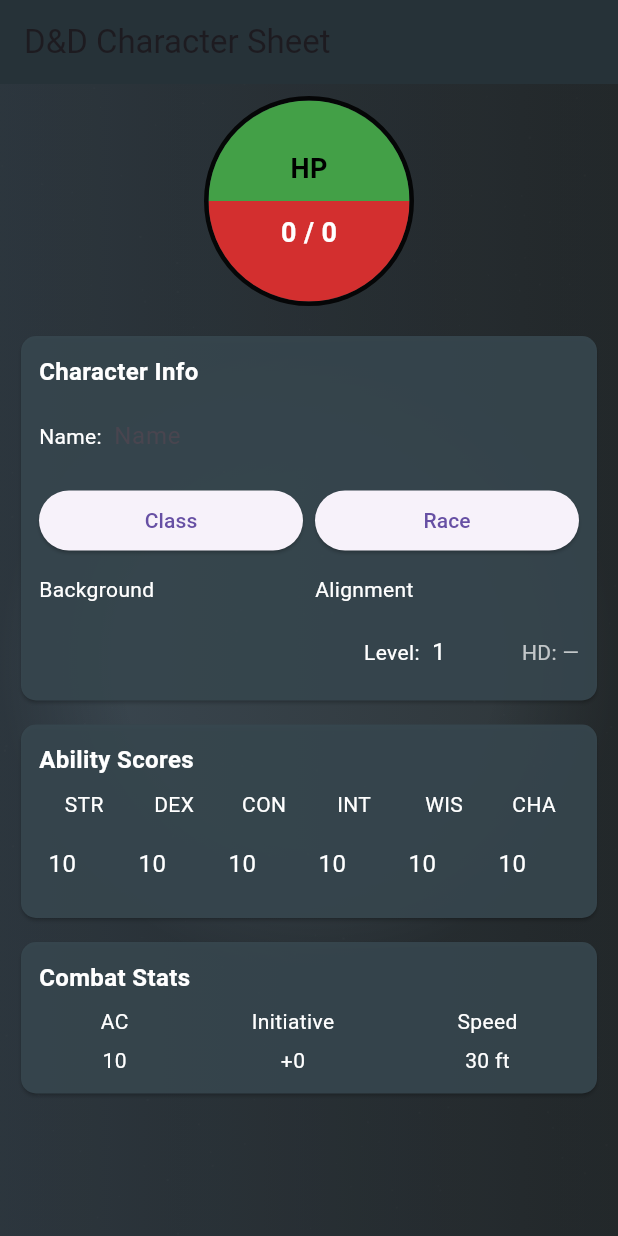
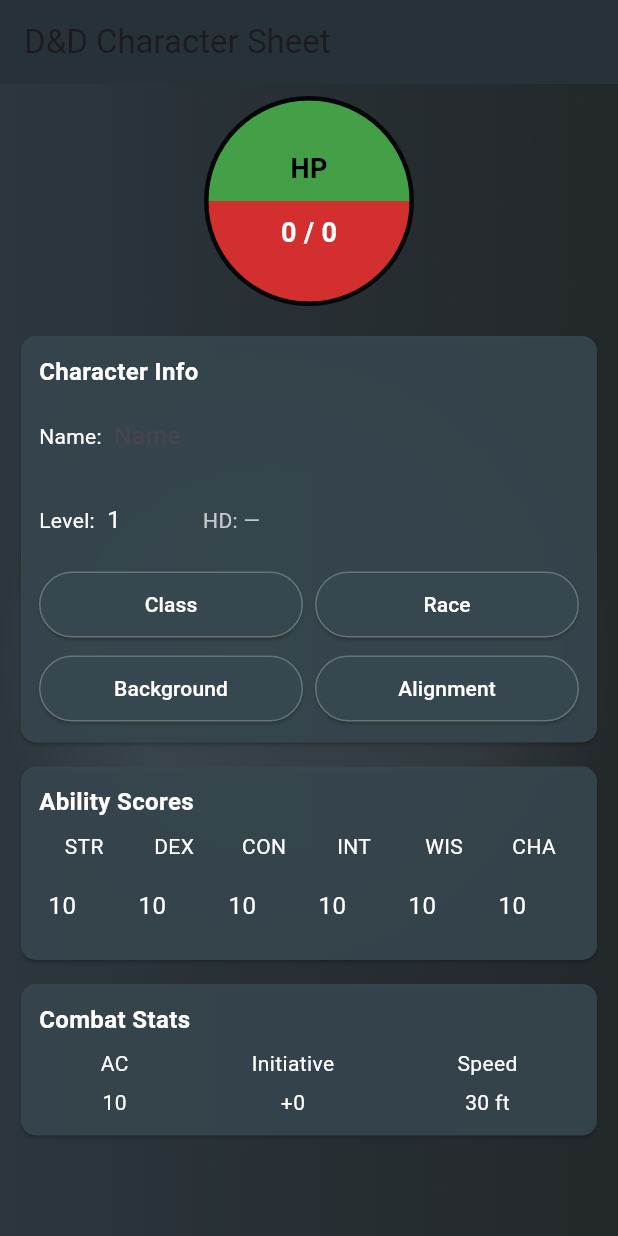
Before and after one commit to Dherman3607/code, a Flutter app: the screen it shows after launch, on a phone screen of 412 x 824 dp. Run offline on Flutter 3.47's test engine with Material 3 defaults, Android fonts, the phone set to English and light mode, and no system bars.

Commit message:
Finished UI on character sheet page

```diff
--- a/dnd_app/lib/character_sheet.dart
+++ b/dnd_app/lib/character_sheet.dart
@@ -237,10 +237,47 @@
                           ],
                         ),
                         SizedBox(height: 8),
+                        // Level + HD directly under Name (moved here)
+                        Row(
+                          crossAxisAlignment: CrossAxisAlignment.center,
+                          children: [
+                            Text('Level:',
+                                style: TextStyle(color: Colors.white)),
+                            SizedBox(width: 8),
+                            SizedBox(
+                              width: 48,
+                              child: TextField(
+                                controller: _levelController,
+                                keyboardType: TextInputType.number,
+                                decoration:
+                                    InputDecoration(border: InputBorder.none),
+                                style: TextStyle(color: Colors.white),
+                                onChanged: (_) => _recalculateHp(),
+                              ),
+                            ),
+                            SizedBox(width: 16),
+                            Text(
+                              _selectedClass != null
+                                  ? 'HD: ${TraitFormatter.formatHitDie(_selectedClass!.hitDice)}'
+                                  : 'HD: —',
+                              style: TextStyle(color: Colors.white70),
+                            ),
+                            Spacer(),
+                          ],
+                        ),
+                        SizedBox(height: 8),
                         Row(
                           children: [
                             Expanded(
                               child: ElevatedButton(
+                                style: ElevatedButton.styleFrom(
+                                  backgroundColor: Colors.blueGrey[800],
+                                  foregroundColor: Colors.white,
+                                  shape: const StadiumBorder(),
+                                  side: BorderSide(color: Colors.white24),
+                                  padding: EdgeInsets.symmetric(
+                                      vertical: 12, horizontal: 8),
+                                ),
                                 onPressed: _classList == null
                                     ? null
                                     : () async {
@@ -269,6 +306,14 @@
                             SizedBox(width: 8),
                             Expanded(
                               child: ElevatedButton(
+                                style: ElevatedButton.styleFrom(
+                                  backgroundColor: Colors.blueGrey[800],
+                                  foregroundColor: Colors.white,
+                                  shape: const StadiumBorder(),
+                                  side: BorderSide(color: Colors.white24),
+                                  padding: EdgeInsets.symmetric(
+                                      vertical: 12, horizontal: 8),
+                                ),
                                 onPressed: _raceList == null
                                     ? null
                                     : () async {
@@ -294,50 +339,41 @@
                             ),
                           ],
                         ),
-
-                        SizedBox(height: 12),
-                        // two-row block centered vertically
-                        Container(
-                          height: 72,
-                          child: Column(
-                            mainAxisAlignment: MainAxisAlignment.center,
+                        SizedBox(height: 8),
+                        Row(
                           children: [
-                              Row(children: [
                             Expanded(
+                              child: ElevatedButton(
+                                style: ElevatedButton.styleFrom(
+                                  backgroundColor: Colors.blueGrey[800],
+                                  foregroundColor: Colors.white,
+                                  shape: const StadiumBorder(),
+                                  side: BorderSide(color: Colors.white24),
+                                  padding: EdgeInsets.symmetric(
+                                      vertical: 12, horizontal: 8),
+                                ),
+                                onPressed: () {},
                                 child: Text('Background',
-                                        style: TextStyle(color: Colors.white))),
+                                    style: TextStyle(color: Colors.white)),
+                              ),
+                            ),
                             SizedBox(width: 8),
                             Expanded(
+                              child: ElevatedButton(
+                                style: ElevatedButton.styleFrom(
+                                  backgroundColor: Colors.blueGrey[800],
+                                  foregroundColor: Colors.white,
+                                  shape: const StadiumBorder(),
+                                  side: BorderSide(color: Colors.white24),
+                                  padding: EdgeInsets.symmetric(
+                                      vertical: 12, horizontal: 8),
+                                ),
+                                onPressed: () {},
                                 child: Text('Alignment',
-                                        style: TextStyle(color: Colors.white)))
-                              ]),
-                              SizedBox(height: 8),
-                              Row(
-                                  mainAxisAlignment: MainAxisAlignment.end,
-                                  children: [
-                                    Text('Level:',
                                     style: TextStyle(color: Colors.white)),
-                                    SizedBox(width: 8),
-                                    SizedBox(
-                                        width: 48,
-                                        child: TextField(
-                                            controller: _levelController,
-                                            keyboardType: TextInputType.number,
-                                            decoration: InputDecoration(
-                                                border: InputBorder.none),
-                                            style:
-                                                TextStyle(color: Colors.white),
-                                            onChanged: (_) =>
-                                                _recalculateHp())),
-                                    SizedBox(width: 12),
-                                    Text(
-                                        _selectedClass != null
-                                            ? 'HD: ${TraitFormatter.formatHitDie(_selectedClass!.hitDice)}'
-                                            : 'HD: —',
-                                        style: TextStyle(color: Colors.white70))
-                                  ]),
+                              ),
+                            ),
                           ],
-                          ),
                         ),
                       ],
                     ),
```
Lines whose indentation alone changed are shown as unchanged.
